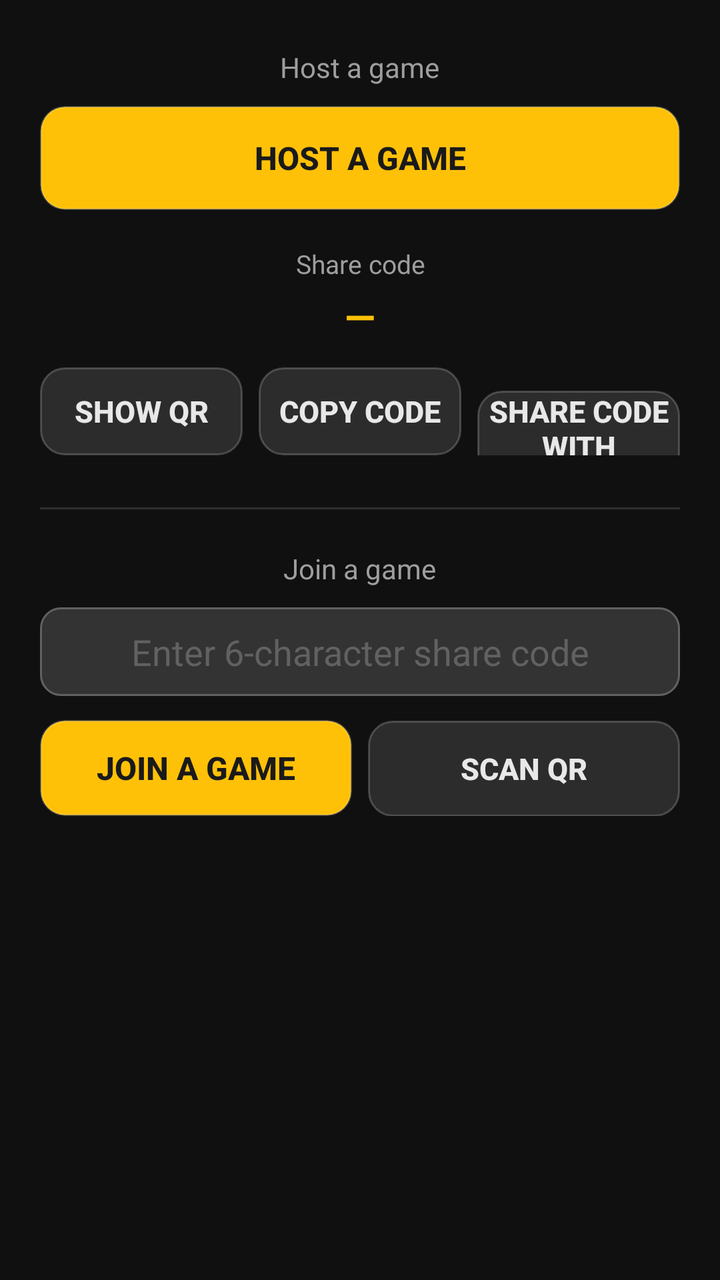
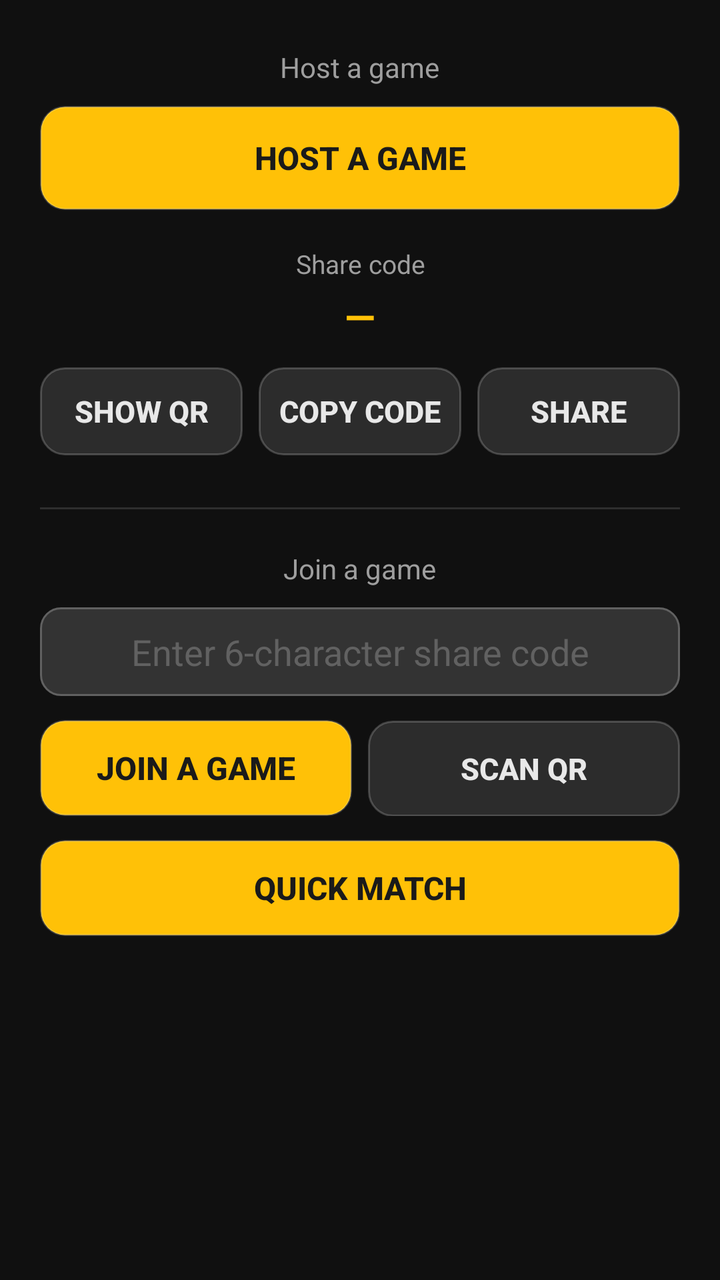

Two renders of the same Android screen: before a commit and after it. Below are the layout's source before the change and the commit's diff.
<!-- AndroidManifest.xml: activity theme Theme.Checkers -->
<!-- res/layout/activity_online.xml -->
<?xml version="1.0" encoding="utf-8"?>
<ScrollView xmlns:android="http://schemas.android.com/apk/res/android"
    android:layout_width="match_parent"
    android:layout_height="match_parent"
    android:background="@color/background_dark"
    android:fillViewport="true"
    android:scrollbars="none">

    <LinearLayout
        android:layout_width="match_parent"
        android:layout_height="wrap_content"
        android:orientation="vertical"
        android:gravity="center_horizontal"
        android:paddingStart="20dp"
        android:paddingEnd="20dp"
        android:paddingTop="24dp"
        android:paddingBottom="32dp">

        
        <TextView
            style="@style/SubtitleTextStyle"
            android:layout_width="wrap_content"
            android:layout_height="wrap_content"
            android:text="@string/online_host" />

        <Button
            android:id="@+id/btnHost"
            style="@style/CheckersButtonPrimary"
            android:layout_width="match_parent"
            android:layout_height="52dp"
            android:layout_marginTop="10dp"
            android:text="@string/online_host" />

        <TextView
            android:id="@+id/tvShareCodeLabel"
            android:layout_width="match_parent"
            android:layout_height="wrap_content"
            android:layout_marginTop="18dp"
            android:gravity="center"
            android:textSize="13sp"
            android:textColor="@color/text_secondary"
            android:text="@string/online_share_code" />

        <TextView
            android:id="@+id/tvShareCode"
            android:layout_width="match_parent"
            android:layout_height="wrap_content"
            android:layout_marginTop="4dp"
            android:gravity="center"
            android:textSize="20sp"
            android:textStyle="bold"
            android:textColor="@color/accent_gold"
            android:text="—" />

        <ImageView
            android:id="@+id/imgQr"
            android:layout_width="200dp"
            android:layout_height="200dp"
            android:layout_marginTop="12dp"
            android:contentDescription="Pairing QR code"
            android:visibility="gone" />

        <LinearLayout
            android:layout_width="match_parent"
            android:layout_height="wrap_content"
            android:layout_marginTop="12dp"
            android:orientation="horizontal">

            <Button
                android:id="@+id/btnShowQr"
                style="@style/CheckersButton"
                android:layout_width="0dp"
                android:layout_height="44dp"
                android:layout_weight="1"
                android:text="@string/online_qr_share" />

            <Button
                android:id="@+id/btnCopyCode"
                style="@style/CheckersButton"
                android:layout_width="0dp"
                android:layout_height="44dp"
                android:layout_weight="1"
                android:layout_marginStart="8dp"
                android:text="@string/online_copy_code" />

            <Button
                android:id="@+id/btnShare"
                style="@style/CheckersButton"
                android:layout_width="0dp"
                android:layout_height="44dp"
                android:layout_weight="1"
                android:layout_marginStart="8dp"
                android:text="@string/online_share" />
        </LinearLayout>

        <View
            android:layout_width="match_parent"
            android:layout_height="1dp"
            android:layout_marginTop="26dp"
            android:background="@color/divider" />

        
        <TextView
            style="@style/SubtitleTextStyle"
            android:layout_width="wrap_content"
            android:layout_height="wrap_content"
            android:layout_marginTop="20dp"
            android:text="@string/online_join" />

        <EditText
            android:id="@+id/etShareCode"
            style="@style/CheckersEditText"
            android:layout_width="match_parent"
            android:layout_height="wrap_content"
            android:layout_marginTop="10dp"
            android:hint="@string/online_enter_code_hint"
            android:inputType="textNoSuggestions"
            android:maxLines="1"
            android:gravity="center" />

        <LinearLayout
            android:layout_width="match_parent"
            android:layout_height="wrap_content"
            android:layout_marginTop="12dp"
            android:orientation="horizontal">

            <Button
                android:id="@+id/btnJoin"
                style="@style/CheckersButtonPrimary"
                android:layout_width="0dp"
                android:layout_height="48dp"
                android:layout_weight="1"
                android:text="@string/online_join" />

            <Button
                android:id="@+id/btnScanQr"
                style="@style/CheckersButton"
                android:layout_width="0dp"
                android:layout_height="48dp"
                android:layout_weight="1"
                android:layout_marginStart="8dp"
                android:text="@string/online_qr_scan" />
        </LinearLayout>

        <TextView
            android:id="@+id/tvOnlineStatus"
            android:layout_width="match_parent"
            android:layout_height="wrap_content"
            android:layout_marginTop="18dp"
            android:gravity="center"
            android:textSize="15sp"
            android:textStyle="bold"
            android:textColor="@color/text_secondary"
            android:text="" />

    </LinearLayout>
</ScrollView>
<!-- resources referenced by this layout -->
<resources>
  <color name="accent_gold">#FFFFC107</color>
  <color name="background_dark">#FF101010</color>
  <color name="divider">#FF2E2E2E</color>
  <color name="text_secondary">#FF9E9E9E</color>
  <string name="online_copy_code">Copy code</string>
  <string name="online_enter_code_hint">Enter 6-character share code</string>
  <string name="online_host">Host a game</string>
  <string name="online_join">Join a game</string>
  <string name="online_qr_scan">Scan QR</string>
  <string name="online_qr_share">Show QR</string>
  <string name="online_share">Share code with opponent</string>
  <string name="online_share_code">Share code</string>
  <style name="CheckersButton" parent="Widget.AppCompat.Button">
          <item name="android:background">@drawable/button_secondary_bg</item>
          <item name="android:textColor">@color/button_secondary_text</item>
          <item name="android:textSize">15sp</item>
          <item name="android:textStyle">bold</item>
          <item name="android:fontFamily">sans-serif-medium</item>
          <item name="android:elevation">1dp</item>
      </style>
  <style name="CheckersButtonPrimary" parent="Widget.AppCompat.Button">
          <item name="android:background">@drawable/button_primary_bg</item>
          <item name="android:textColor">@color/button_primary_text</item>
          <item name="android:textSize">16sp</item>
          <item name="android:textStyle">bold</item>
          <item name="android:fontFamily">sans-serif-medium</item>
          <item name="android:elevation">2dp</item>
      </style>
  <style name="CheckersEditText" parent="Widget.AppCompat.EditText">
          <item name="android:textColor">@color/text_primary</item>
          <item name="android:textColorHint">@color/text_disabled</item>
          <item name="android:background">@drawable/edit_text_background</item>
      </style>
  <style name="SubtitleTextStyle">
          <item name="android:textSize">14sp</item>
          <item name="android:textColor">@color/text_secondary</item>
          <item name="android:fontFamily">sans-serif</item>
      </style>
  <!-- drawable button_secondary_bg (drawable) -->
  <?xml version="1.0" encoding="utf-8"?>
  <shape xmlns:android="http://schemas.android.com/apk/res/android" android:shape="rectangle">
      <solid android:color="@color/button_secondary" />
      <corners android:radius="12dp" />
      <stroke android:width="1dp" android:color="#33FFFFFF" />
  </shape>
  <color name="button_secondary_text">#FFE8E8E8</color>
  <!-- drawable button_primary_bg (drawable) -->
  <?xml version="1.0" encoding="utf-8"?>
  <shape xmlns:android="http://schemas.android.com/apk/res/android" android:shape="rectangle">
      <solid android:color="@color/button_primary" />
      <corners android:radius="12dp" />
      <stroke android:width="1dp" android:color="#33FFFFFF" />
  </shape>
  <color name="button_primary_text">#FF1A1A1A</color>
  <color name="text_primary">#FFE8E8E8</color>
  <color name="text_disabled">#FF616161</color>
  <!-- drawable edit_text_background (drawable) -->
  <?xml version="1.0" encoding="utf-8"?>
  <shape xmlns:android="http://schemas.android.com/apk/res/android" android:shape="rectangle">
      <solid android:color="@color/surface_raised" />
      <corners android:radius="10dp" />
      <stroke android:width="1dp" android:color="@color/text_disabled" />
      <padding
          android:left="12dp"
          android:top="10dp"
          android:right="12dp"
          android:bottom="10dp" />
  </shape>
  <color name="accent_gold_dark">#FFB28704</color>
  <color name="button_secondary">#FF2C2C2C</color>
  <color name="button_primary">#FFFFC107</color>
  <color name="surface_raised">#FF333333</color>
  <color name="surface_dark">#FF1B1B1B</color>
  <style name="CheckersButton_Dialog" parent="Widget.AppCompat.Button.ButtonBar.AlertDialog">
          <item name="android:textColor">@color/accent_gold</item>
          <item name="android:textSize">14sp</item>
          <item name="android:textStyle">bold</item>
      </style>
</resources>

<!-- the commit's change to res/layout/activity_online.xml (unified diff, before → after) -->
@@ -142,6 +142,14 @@
                 android:text="@string/online_qr_scan" />
         </LinearLayout>
 
+        <Button
+            android:id="@+id/btnQuickMatch"
+            style="@style/CheckersButtonPrimary"
+            android:layout_width="match_parent"
+            android:layout_height="48dp"
+            android:layout_marginTop="12dp"
+            android:text="@string/online_quick_match" />
+
         <TextView
             android:id="@+id/tvOnlineStatus"
             android:layout_width="match_parent"
<!-- resource entries referenced after the edit -->
@@ -10,7 +10,8 @@
   <string name="online_join">Join a game</string>
   <string name="online_qr_scan">Scan QR</string>
   <string name="online_qr_share">Show QR</string>
-  <string name="online_share">Share code with opponent</string>
+  <string name="online_quick_match">Quick Match</string>
+  <string name="online_share">Share</string>
   <string name="online_share_code">Share code</string>
   <style name="CheckersButton" parent="Widget.AppCompat.Button">
           <item name="android:background">@drawable/button_secondary_bg</item>
